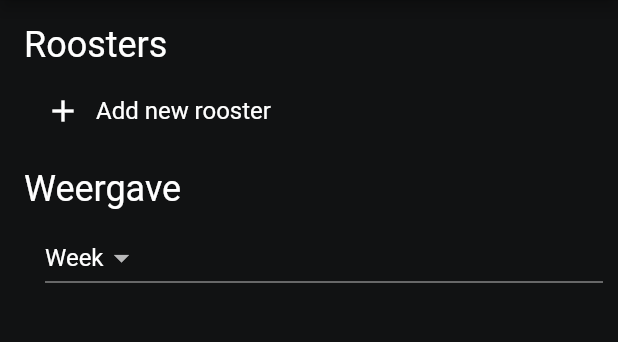
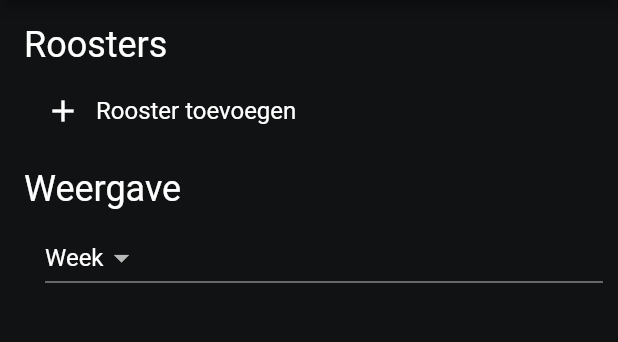
Before and after one commit to broodroosterdev/windesheimapp, a Flutter app: the SettingsPage screen opened by its route, on a phone screen of 412 x 824 dp, the part 84-426 px from its top. Run offline on Flutter 3.47's test engine with Material 2 defaults, Android fonts, the phone set to English and light mode, and no system bars; our stand-ins replace cached_network_image, cookie_jar, dartz, dio, dio_cookie_manager, flutter_colorpicker and 8 more; missing offline and left inert: html2md, link_preview_generator, markdown; accounts and stored records are empty; network calls fail.

Commit message:
Fix bugs from 1.0.6 release - Settings page had elements in English - Link preview didnt have backup for missing title

```diff
--- a/lib/pages/schedule/widgets/link_preview.dart
+++ b/lib/pages/schedule/widgets/link_preview.dart
@@ -44,7 +44,7 @@ class _LinkPreviewTileState extends State<LinkPreviewTile> {
                     : const Icon(Icons.link, size: 30),
               ),
               title: isReady
-                  ? Text(snapshot.data!.title)
+                  ? Text(snapshot.data!.title != "" ? snapshot.data!.title : "Link openen")
                   : const Text("Link laden"),
               subtitle: isReady
                   ? Text(snapshot.data!.domain)
--- a/lib/pages/settings/add_schedule_page.dart
+++ b/lib/pages/settings/add_schedule_page.dart
@@ -19,7 +19,7 @@ class _AddSchedulePageState extends State<AddSchedulePage> {
   @override
   Widget build(BuildContext context) {
     return Scaffold(
-        appBar: AppBar(title: const Text('Add schedule')),
+        appBar: AppBar(title: const Text('Rooster toevoegen')),
         backgroundColor: const Color.fromRGBO(17, 18, 19, 1.0),
         body: Column(children: [
           Padding(
@@ -59,7 +59,7 @@ class _AddSchedulePageState extends State<AddSchedulePage> {
                               title: Text(code));
                         });
                   } else {
-                    return const Text("Loading");
+                    return const Text("Laden...");
                   }
                 },
               ))
--- a/lib/pages/settings/settings_page.dart
+++ b/lib/pages/settings/settings_page.dart
@@ -119,7 +119,7 @@ class _SettingsPageState extends State<SettingsPage> {
       context: context,
       builder: (BuildContext context) {
         return AlertDialog(
-          title: const Text('Pick a color!'),
+          title: const Text('Kies een kleur'),
           content: SingleChildScrollView(
             child: BlockPicker(
               pickerColor: schedule.color,
@@ -129,7 +129,7 @@ class _SettingsPageState extends State<SettingsPage> {
           ),
           actions: <Widget>[
             TextButton(
-              child: const Text('Cancel'),
+              child: const Text('Annuleren'),
               onPressed: () {
                 Navigator.of(context).pop();
               },
--- a/lib/pages/settings/widgets/add_rooster_tile.dart
+++ b/lib/pages/settings/widgets/add_rooster_tile.dart
@@ -15,7 +15,7 @@ class AddRoosterTile extends StatelessWidget {
           const Icon(Icons.add),
           const SizedBox(width: 10),
           Text(
-            "Add new rooster",
+            "Rooster toevoegen",
             style: Theme.of(context).textTheme.subtitle1,
           )
         ]),
```
Also changed, not shown: pubspec.yaml (+14 -14 lines), pubspec.lock.
